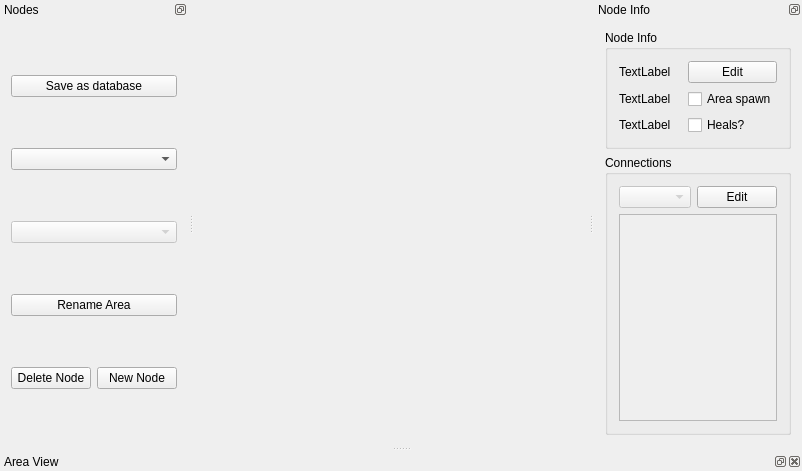
First picture: the form in randovania/gui/ui_files/data_editor.ui, repository randovania/randovania, before the edit.
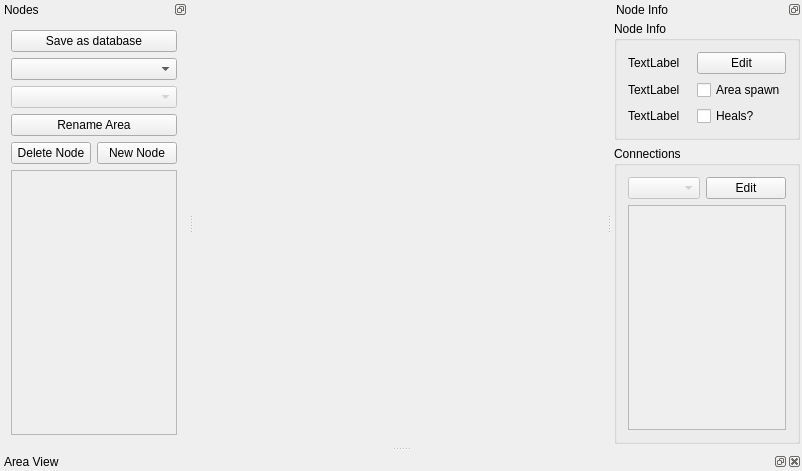
Second picture: the form after the edit. Custom widgets are drawn as their Qt base class.

Commit message: Add scroll to list of nodes in an area

Diff of the .ui file:
```diff
--- a/randovania/gui/ui_files/data_editor.ui
+++ b/randovania/gui/ui_files/data_editor.ui
@@ -76,6 +76,31 @@
        </item>
       </layout>
      </item>
+     <item>
+      <widget class="QScrollArea" name="nodes_scroll_area">
+       <property name="widgetResizable">
+        <bool>true</bool>
+       </property>
+       <widget class="QWidget" name="nodes_scroll_contents">
+        <property name="geometry">
+         <rect>
+          <x>0</x>
+          <y>0</y>
+          <width>166</width>
+          <height>239</height>
+         </rect>
+        </property>
+        <layout class="QVBoxLayout" name="nodes_scroll_layout">
+         <property name="leftMargin">
+          <number>0</number>
+         </property>
+         <property name="rightMargin">
+          <number>0</number>
+         </property>
+        </layout>
+       </widget>
+      </widget>
+     </item>
     </layout>
    </widget>
   </widget>
@@ -91,6 +116,18 @@
    </attribute>
    <widget class="QWidget" name="node_info_content">
     <layout class="QVBoxLayout" name="verticalLayout">
+     <property name="leftMargin">
+      <number>2</number>
+     </property>
+     <property name="topMargin">
+      <number>2</number>
+     </property>
+     <property name="rightMargin">
+      <number>2</number>
+     </property>
+     <property name="bottomMargin">
+      <number>2</number>
+     </property>
      <item>
       <widget class="QGroupBox" name="node_info_group">
        <property name="sizePolicy">
@@ -206,7 +243,7 @@
              <x>0</x>
              <y>0</y>
              <width>149</width>
-             <height>190</height>
+             <height>204</height>
             </rect>
            </property>
           </widget>
```
The commit also changes 1 other file.
